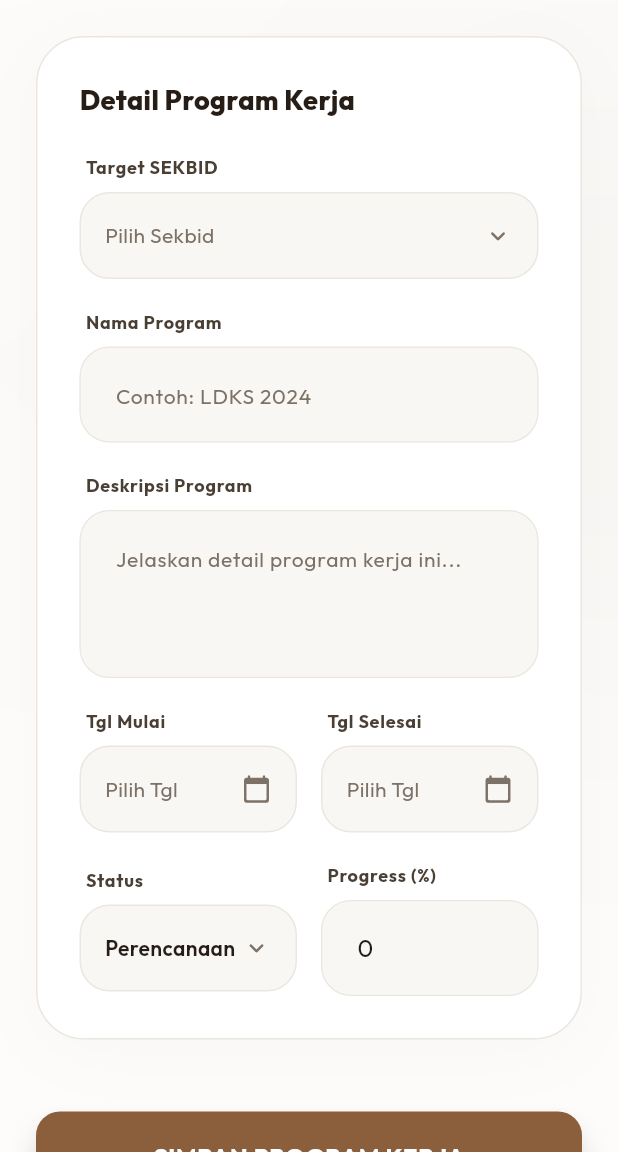
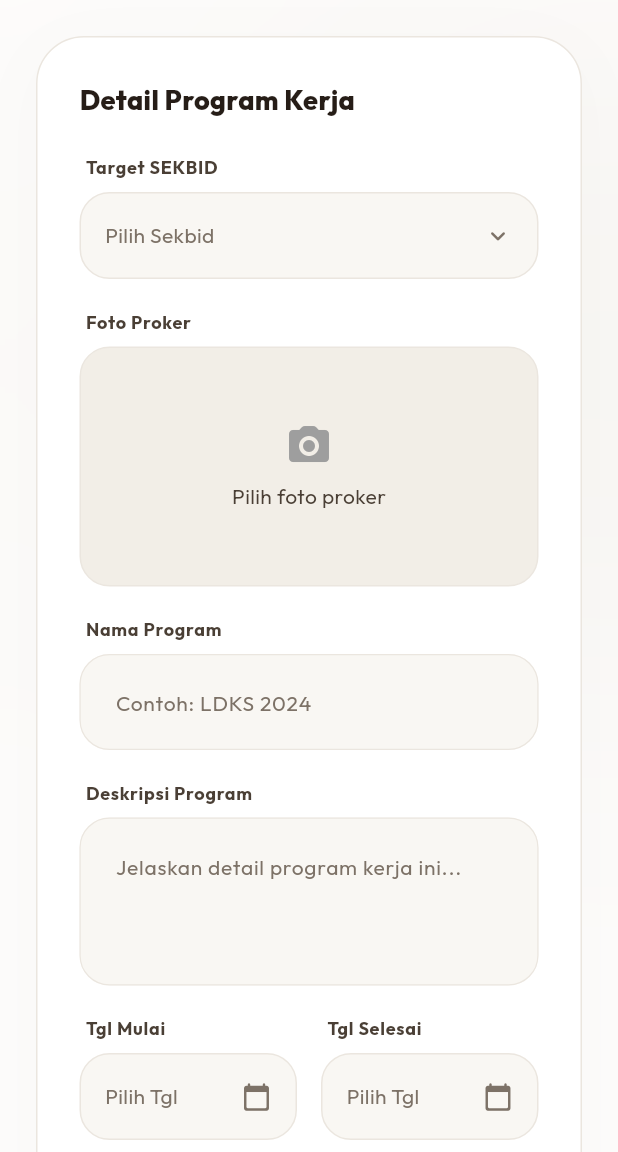
Before and after one commit to Reyzannn/Mobile, a Flutter app: the KelolaProkerScreen screen opened by its route, on a phone screen of 412 x 824 dp, the part 84-1236 px from its top. Run offline on Flutter 3.47's test engine with Material 3 defaults, Android fonts, the phone set to English and light mode, and no system bars; our stand-ins replace google_fonts, image_picker, supabase_flutter; accounts and stored records are empty.

Commit message:
kelola proker
Co-authored-by: Copilot <copilot@github.com>

```diff
--- a/lib/screens/kelola_proker_screen.dart
+++ b/lib/screens/kelola_proker_screen.dart
@@ -1,11 +1,14 @@
+import 'dart:typed_data';
 import 'dart:ui';
 import 'package:flutter/material.dart';
 import 'package:google_fonts/google_fonts.dart';
 import 'package:supabase_flutter/supabase_flutter.dart';
 import '../models/sekbid_model.dart';
 import '../models/sekbid_detail_model.dart';
+import '../services/image_picker.dart';
 import '../utils/colors.dart';
 import '../widgets/sidebar_widget.dart';
+import 'sekbid_detail_screen.dart';
 
 class KelolaProkerScreen extends StatefulWidget {
   final ProgramKerja? initialProker;
@@ -21,7 +24,6 @@ class _KelolaProkerScreenState extends State<KelolaProkerScreen> {
   final _formKey = GlobalKey<FormState>();
   final _namaCtrl = TextEditingController();
   final _deskripsiCtrl = TextEditingController();
-  final _progressCtrl = TextEditingController(text: '0');
 
   List<Sekbid> _sekbidList = [];
   Sekbid? _selectedSekbid;
@@ -29,6 +31,8 @@ class _KelolaProkerScreenState extends State<KelolaProkerScreen> {
   DateTime? _endDate;
   String _selectedStatus = 'Perencanaan';
   bool _isLoading = false;
+  final ImagePickerService _imagePickerService = ImagePickerService();
+  Uint8List? _selectedImageData;
 
   @override
   void initState() {
@@ -38,7 +42,6 @@ class _KelolaProkerScreenState extends State<KelolaProkerScreen> {
       final p = widget.initialProker!;
       _namaCtrl.text = p.nama;
       _deskripsiCtrl.text = p.deskripsi;
-      _progressCtrl.text = p.progress.toString();
       _startDate = p.tanggalMulai;
       _endDate = p.tanggalSelesai;
       _selectedStatus = p.status;
@@ -70,7 +73,12 @@ class _KelolaProkerScreenState extends State<KelolaProkerScreen> {
 
   @override
   void dispose() {
-    for (final c in [_namaCtrl, _deskripsiCtrl, _progressCtrl]) c.dispose();
+    for (final c in [
+      _namaCtrl,
+      _deskripsiCtrl,
+    ]) {
+      c.dispose();
+    }
     super.dispose();
   }
 
@@ -96,7 +104,7 @@ class _KelolaProkerScreenState extends State<KelolaProkerScreen> {
         status: _selectedStatus,
         tanggalMulai: _startDate!,
         tanggalSelesai: _endDate!,
-        progress: int.tryParse(_progressCtrl.text) ?? 0,
+        progress: widget.initialProker?.progress ?? 0,
       );
 
       if (widget.initialProker?.id == null) {
@@ -121,7 +129,22 @@ class _KelolaProkerScreenState extends State<KelolaProkerScreen> {
         behavior: SnackBarBehavior.floating,
         shape: RoundedRectangleBorder(borderRadius: BorderRadius.circular(16)),
       ));
+
+      // Jika dibuka dari SekbidDetailScreen (preSelectedSekbidId ada), pop saja biar kembali ke detail
+      if (widget.preSelectedSekbidId != null) {
         Navigator.pop(context, true);
+      }
+      // Jika form add baru (initialProker == null) dan dibuka dari sidebar, arahkan ke detail sekbid yg ditambah
+      else if (widget.initialProker == null && _selectedSekbid != null) {
+        Navigator.pushReplacement(
+          context,
+          MaterialPageRoute(builder: (_) => SekbidDetailScreen(sekbid: _selectedSekbid!)),
+        );
+      }
+      // Jika edit, pop biasa
+      else {
+        Navigator.pop(context, true);
+      }
     } catch (e) {
       _err('Gagal menyimpan: $e');
     } finally {
@@ -156,6 +179,13 @@ class _KelolaProkerScreenState extends State<KelolaProkerScreen> {
       lastDate: DateTime(2030),
     );
     if (picked != null) setState(() => _endDate = picked);
+  }
+
+  Future<void> _pickPhoto() async {
+    final photoData = await _imagePickerService.pickImageFromGallery();
+    if (photoData != null) {
+      setState(() => _selectedImageData = photoData);
+    }
   }
 
   void _pickSekbid() {
@@ -290,6 +320,40 @@ class _KelolaProkerScreenState extends State<KelolaProkerScreen> {
                             onTap: _pickSekbid,
                           ),
                           const SizedBox(height: 20),
+                          _FieldLabel('Foto Proker'),
+                          GestureDetector(
+                            onTap: _pickPhoto,
+                            child: Container(
+                              width: double.infinity,
+                              height: 160,
+                              decoration: BoxDecoration(
+                                borderRadius: BorderRadius.circular(20),
+                                border: Border.all(color: AppColors.border),
+                                color: AppColors.surfaceVariant,
+                              ),
+                              child: _selectedImageData == null
+                                  ? Center(
+                                      child: Column(
+                                        mainAxisSize: MainAxisSize.min,
+                                        children: [
+                                          const Icon(Icons.photo_camera_rounded,
+                                              color: Colors.grey, size: 32),
+                                          const SizedBox(height: 8),
+                                          Text('Pilih foto proker',
+                                              style: GoogleFonts.outfit(
+                                                  color:
+                                                      AppColors.textSecondary)),
+                                        ],
+                                      ),
+                                    )
+                                  : ClipRRect(
+                                      borderRadius: BorderRadius.circular(20),
+                                      child: Image.memory(_selectedImageData!,
+                                          fit: BoxFit.cover),
+                                    ),
+                            ),
+                          ),
+                          const SizedBox(height: 20),
                           _FieldLabel('Nama Program'),
                           TextFormField(
                             controller: _namaCtrl,
@@ -348,10 +412,7 @@ class _KelolaProkerScreenState extends State<KelolaProkerScreen> {
                             ],
                           ),
                           const SizedBox(height: 20),
-                          Row(
-                            children: [
-                              Expanded(
-                                child: Column(
+                          Column(
                             crossAxisAlignment: CrossAxisAlignment.start,
                             children: [
                               _FieldLabel('Status'),
@@ -359,31 +420,6 @@ class _KelolaProkerScreenState extends State<KelolaProkerScreen> {
                                 current: _selectedStatus,
                                 onChanged: (v) =>
                                     setState(() => _selectedStatus = v),
-                                    ),
-                                  ],
-                                ),
-                              ),
-                              const SizedBox(width: 16),
-                              Expanded(
-                                child: Column(
-                                  crossAxisAlignment: CrossAxisAlignment.start,
-                                  children: [
-                                    _FieldLabel('Progress (%)'),
-                                    TextFormField(
-                                      controller: _progressCtrl,
-                                      keyboardType: TextInputType.number,
-                                      decoration: const InputDecoration(
-                                          hintText: '0-100'),
-                                      validator: (v) {
-                                        if (v!.isEmpty) return 'Wajib';
-                                        final n = int.tryParse(v);
-                                        if (n == null || n < 0 || n > 100)
-                                          return '0-100';
-                                        return null;
-                                      },
-                                    ),
-                                  ],
-                                ),
                               ),
                             ],
                           ),
--- a/lib/screens/sekbid_detail_screen.dart
+++ b/lib/screens/sekbid_detail_screen.dart
@@ -6,6 +6,7 @@ import '../models/sekbid_model.dart';
 import '../models/sekbid_detail_model.dart';
 import '../utils/colors.dart';
 import 'detail_proker_screen.dart';
+import 'kelola_proker_screen.dart';
 
 class SekbidDetailScreen extends StatefulWidget {
   final Sekbid sekbid;
@@ -49,10 +50,11 @@ class _SekbidDetailScreenState extends State<SekbidDetailScreen> {
       ),
       floatingActionButton: FloatingActionButton.extended(
         onPressed: () async {
-          final refresh = await Navigator.pushNamed(
+          final refresh = await Navigator.push(
             context,
-            '/proker',
-            arguments: widget.sekbid.id,
+            MaterialPageRoute(
+              builder: (_) => KelolaProkerScreen(preSelectedSekbidId: widget.sekbid.id),
+            ),
           );
           if (refresh == true) {
             setState(() {
@@ -213,9 +215,9 @@ class _ProkerCard extends StatelessWidget {
   final SekbidDetail sekbidDetail;
   const _ProkerCard(this.p, this.sekbid, this.sekbidDetail);
 
-  Color get _color => p.status == 'Selesai'
+  Color get _color => p.status.toLowerCase() == 'selesai'
       ? AppColors.success
-      : (p.status == 'Berjalan' ? AppColors.warning : AppColors.primaryLight);
+      : (p.status.toLowerCase() == 'berjalan' ? AppColors.warning : AppColors.primaryLight);
 
   @override
   Widget build(BuildContext context) {
@@ -279,7 +281,7 @@ class _ProkerCard extends StatelessWidget {
                 Text(p.deskripsi,
                     style: GoogleFonts.outfit(
                         fontSize: 14, color: AppColors.textSecondary)),
-                if (p.status == 'Berjalan' || p.progress > 0) ...[
+                if (p.status.toLowerCase() == 'berjalan' || p.progress > 0) ...[
                   const SizedBox(height: 16),
                   ClipRRect(
                     borderRadius: BorderRadius.circular(8),
--- a/pubspec.yaml
+++ b/pubspec.yaml
@@ -11,6 +11,7 @@ dependencies:
     sdk: flutter
   file_picker: ^11.0.2
   google_fonts: ^6.3.2
+  image_picker: ^0.8.8
   supabase_flutter: ^2.12.4
 
 dev_dependencies:
```
Also changed, not shown: lib/models/sekbid_detail_model.dart (+30 -3 lines), lib/screens/detail_proker_screen.dart (+7 -18 lines), lib/services/image_picker.dart (added, +24 -0 lines), pubspec.lock, 5 other files. Lines whose indentation alone changed are shown as unchanged.
